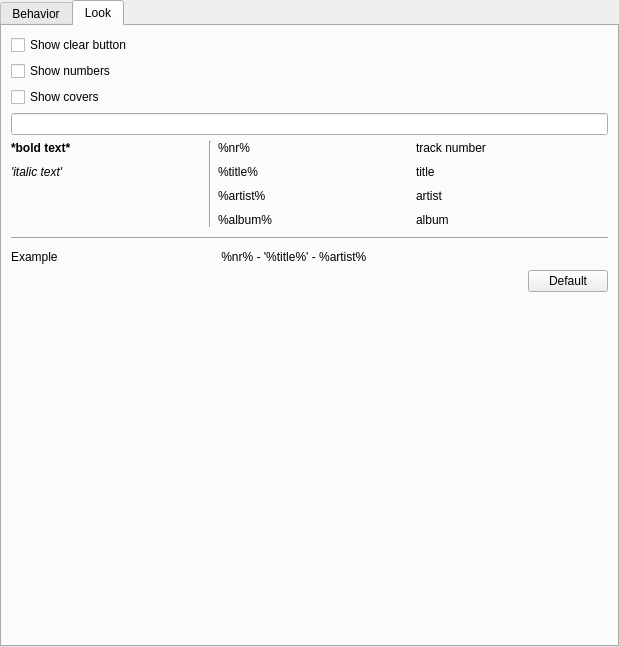
First picture: the form in src/GUI/Preferences/PlaylistPreferences/GUI_PlaylistPreferences.ui, repository return42/sayonara, before the edit.
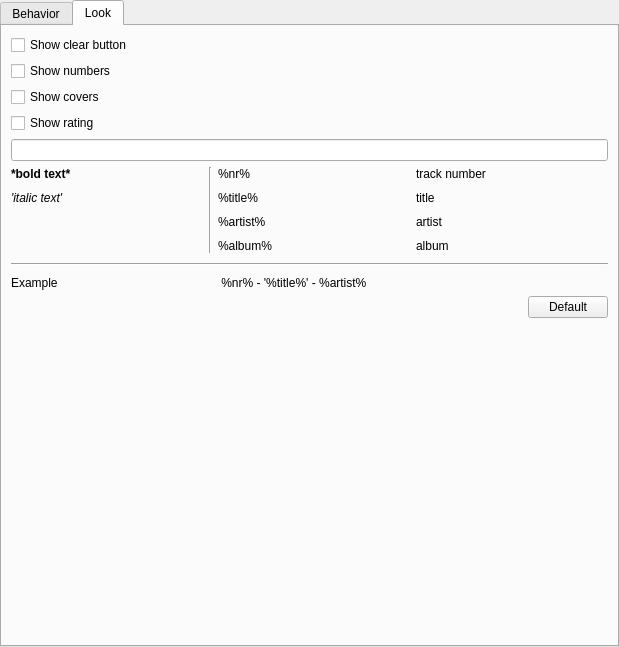
Second picture: the form after the edit.

Commit message: Rating in playlist

```diff
--- a/src/GUI/Preferences/PlaylistPreferences/GUI_PlaylistPreferences.ui
+++ b/src/GUI/Preferences/PlaylistPreferences/GUI_PlaylistPreferences.ui
@@ -130,17 +130,17 @@
        <string>Look</string>
       </attribute>
       <layout class="QGridLayout" name="gridLayout_3">
-       <item row="3" column="0" colspan="2">
+       <item row="4" column="0" colspan="2">
         <widget class="QLineEdit" name="le_expression"/>
        </item>
-       <item row="5" column="1">
+       <item row="6" column="1">
         <widget class="QPushButton" name="btn_default">
          <property name="text">
           <string notr="true">Default</string>
          </property>
         </widget>
        </item>
-       <item row="5" column="0">
+       <item row="6" column="0">
         <spacer name="horizontalSpacer">
          <property name="orientation">
           <enum>Qt::Horizontal</enum>
@@ -160,7 +160,7 @@
          </property>
         </widget>
        </item>
-       <item row="6" column="0">
+       <item row="7" column="0">
         <spacer name="verticalSpacer">
          <property name="orientation">
           <enum>Qt::Vertical</enum>
@@ -173,7 +173,7 @@
          </property>
         </spacer>
        </item>
-       <item row="4" column="0" colspan="2">
+       <item row="5" column="0" colspan="2">
         <layout class="QGridLayout" name="gridLayout_2">
          <property name="horizontalSpacing">
           <number>6</number>
@@ -306,6 +306,13 @@
          </property>
         </widget>
        </item>
+       <item row="3" column="0">
+        <widget class="QCheckBox" name="cb_show_rating">
+         <property name="text">
+          <string>Show rating</string>
+         </property>
+        </widget>
+       </item>
       </layout>
      </widget>
     </widget>
```
The commit also changes 11 other files.
